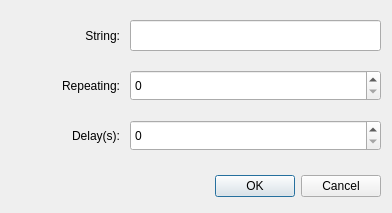
Before: the Qt Designer form src/scripts/ui/senddelay.ui in adaptee/qterm-hack, drawn with Qt 5.
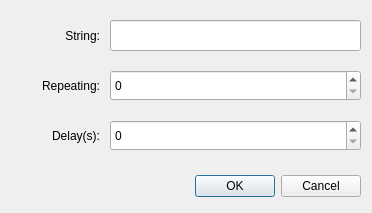
After: the same form once the commit is applied.

The edit to the form file:
```diff
--- a/src/scripts/ui/senddelay.ui
+++ b/src/scripts/ui/senddelay.ui
@@ -6,10 +6,16 @@
    <rect>
     <x>0</x>
     <y>0</y>
-    <width>392</width>
+    <width>372</width>
     <height>213</height>
    </rect>
   </property>
+  <property name="sizePolicy">
+   <sizepolicy hsizetype="Fixed" vsizetype="Fixed">
+    <horstretch>0</horstretch>
+    <verstretch>0</verstretch>
+   </sizepolicy>
+  </property>
   <property name="minimumSize">
    <size>
     <width>0</width>
@@ -22,7 +28,7 @@
   <widget class="QDialogButtonBox" name="buttonBox">
    <property name="geometry">
     <rect>
-     <x>20</x>
+     <x>0</x>
      <y>170</y>
      <width>361</width>
      <height>32</height>
@@ -38,9 +44,9 @@
   <widget class="QLabel" name="label">
    <property name="geometry">
     <rect>
-     <x>0</x>
+     <x>10</x>
      <y>20</y>
-     <width>120</width>
+     <width>90</width>
      <height>31</height>
     </rect>
    </property>
@@ -60,9 +66,9 @@
   <widget class="QLabel" name="label_2">
    <property name="geometry">
     <rect>
-     <x>0</x>
+     <x>10</x>
      <y>70</y>
-     <width>120</width>
+     <width>90</width>
      <height>32</height>
     </rect>
    </property>
@@ -82,9 +88,9 @@
   <widget class="QLabel" name="label_3">
    <property name="geometry">
     <rect>
-     <x>0</x>
+     <x>10</x>
      <y>120</y>
-     <width>120</width>
+     <width>90</width>
      <height>31</height>
     </rect>
    </property>
@@ -104,7 +110,7 @@
   <widget class="QLineEdit" name="stringLineEdit">
    <property name="geometry">
     <rect>
-     <x>130</x>
+     <x>110</x>
      <y>20</y>
      <width>251</width>
      <height>31</height>
@@ -120,7 +126,7 @@
   <widget class="QSpinBox" name="repeatingSpinBox">
    <property name="geometry">
     <rect>
-     <x>130</x>
+     <x>110</x>
      <y>70</y>
      <width>251</width>
      <height>31</height>
@@ -136,7 +142,7 @@
   <widget class="QSpinBox" name="delaySpinBox">
    <property name="geometry">
     <rect>
-     <x>130</x>
+     <x>110</x>
      <y>120</y>
      <width>251</width>
      <height>31</height>
```
